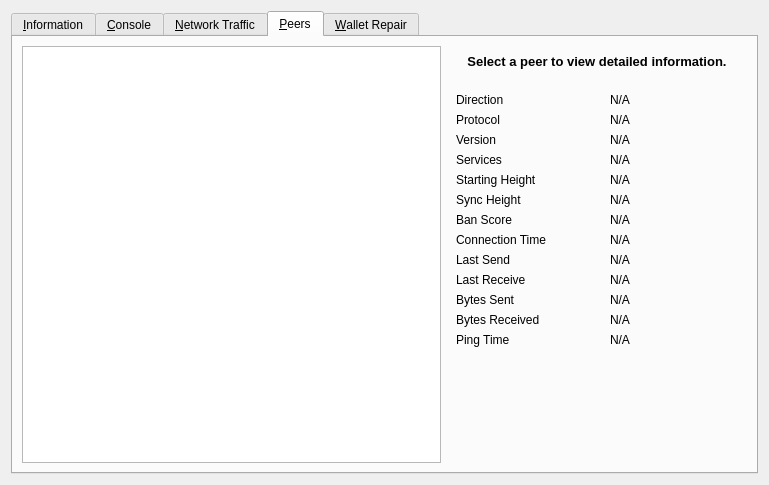
Qt form src/qt/forms/rpcconsole.ui (fivebalanceID/Fivebalance_V3) before a commit.
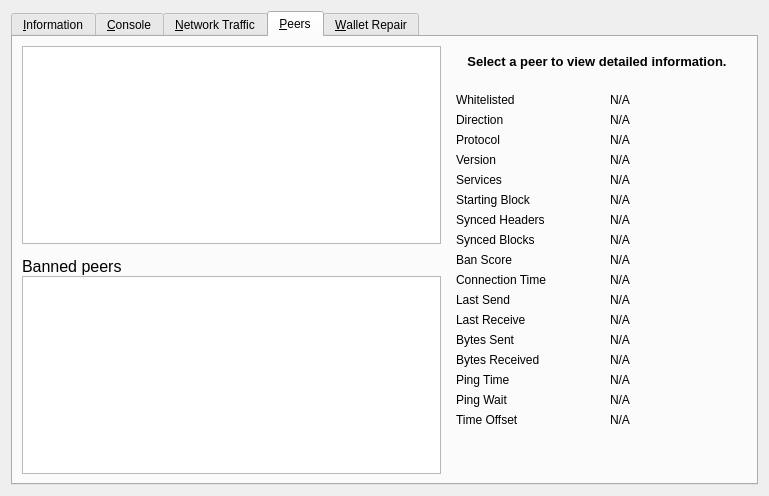
The same form after that commit. The open tabs and pages were chosen to show the change. Icons and pictures are not drawn. Custom widgets are drawn as their Qt base class.

```diff
--- a/src/qt/forms/rpcconsole.ui
+++ b/src/qt/forms/rpcconsole.ui
@@ -7,7 +7,7 @@
     <x>0</x>
     <y>0</y>
     <width>769</width>
-    <height>485</height>
+    <height>496</height>
    </rect>
   </property>
   <property name="windowTitle">
@@ -706,17 +706,85 @@
       </attribute>
       <layout class="QGridLayout" name="gridLayout_2">
        <item row="0" column="0" rowspan="2">
-        <widget class="QTableView" name="peerWidget">
-         <property name="horizontalScrollBarPolicy">
-          <enum>Qt::ScrollBarAsNeeded</enum>
+        <layout class="QVBoxLayout" name="verticalLayout_101">
+         <property name="spacing">
+          <number>0</number>
          </property>
-         <property name="sortingEnabled">
-          <bool>true</bool>
-         </property>
-         <attribute name="horizontalHeaderHighlightSections">
-          <bool>false</bool>
-         </attribute>
-        </widget>
+         <item>
+          <widget class="QTableView" name="peerWidget">
+           <property name="horizontalScrollBarPolicy">
+            <enum>Qt::ScrollBarAsNeeded</enum>
+           </property>
+           <property name="sortingEnabled">
+            <bool>true</bool>
+           </property>
+           <attribute name="horizontalHeaderHighlightSections">
+            <bool>false</bool>
+           </attribute>
+          </widget>
+         </item>
+         <item>
+          <widget class="QLabel" name="banHeading">
+           <property name="sizePolicy">
+            <sizepolicy hsizetype="Preferred" vsizetype="Minimum">
+             <horstretch>0</horstretch>
+             <verstretch>0</verstretch>
+            </sizepolicy>
+           </property>
+           <property name="minimumSize">
+            <size>
+             <width>300</width>
+             <height>32</height>
+            </size>
+           </property>
+           <property name="maximumSize">
+            <size>
+             <width>16777215</width>
+             <height>32</height>
+            </size>
+           </property>
+           <property name="font">
+            <font>
+             <pointsize>12</pointsize>
+            </font>
+           </property>
+           <property name="cursor">
+            <cursorShape>IBeamCursor</cursorShape>
+           </property>
+           <property name="text">
+            <string>Banned peers</string>
+           </property>
+           <property name="alignment">
+            <set>Qt::AlignBottom|Qt::AlignLeading|Qt::AlignLeft</set>
+           </property>
+           <property name="wordWrap">
+            <bool>true</bool>
+           </property>
+           <property name="textInteractionFlags">
+            <set>Qt::NoTextInteraction</set>
+           </property>
+          </widget>
+         </item>
+         <item>
+          <widget class="QTableView" name="banlistWidget">
+           <property name="sizePolicy">
+            <sizepolicy hsizetype="Expanding" vsizetype="Expanding">
+             <horstretch>0</horstretch>
+             <verstretch>0</verstretch>
+            </sizepolicy>
+           </property>
+           <property name="horizontalScrollBarPolicy">
+            <enum>Qt::ScrollBarAsNeeded</enum>
+           </property>
+           <property name="sortingEnabled">
+            <bool>true</bool>
+           </property>
+           <attribute name="horizontalHeaderHighlightSections">
+            <bool>false</bool>
+           </attribute>
+          </widget>
+         </item>
+        </layout>
        </item>
        <item row="0" column="1">
         <widget class="QLabel" name="peerHeading">
@@ -766,13 +834,36 @@
          </property>
          <layout class="QGridLayout" name="gridLayout_3">
           <item row="0" column="0">
+           <widget class="QLabel" name="label_30">
+            <property name="text">
+             <string>Whitelisted</string>
+            </property>
+           </widget>
+          </item>
+          <item row="0" column="2">
+           <widget class="QLabel" name="peerWhitelisted">
+            <property name="cursor">
+             <cursorShape>IBeamCursor</cursorShape>
+            </property>
+            <property name="text">
+             <string>N/A</string>
+            </property>
+            <property name="textFormat">
+             <enum>Qt::PlainText</enum>
+            </property>
+            <property name="textInteractionFlags">
+             <set>Qt::LinksAccessibleByMouse|Qt::TextSelectableByKeyboard|Qt::TextSelectableByMouse</set>
+            </property>
+           </widget>
+          </item>
+          <item row="1" column="0">
            <widget class="QLabel" name="label_23">
             <property name="text">
              <string>Direction</string>
             </property>
            </widget>
           </item>
-          <item row="0" column="2">
+          <item row="1" column="2">
            <widget class="QLabel" name="peerDirection">
             <property name="cursor">
              <cursorShape>IBeamCursor</cursorShape>
@@ -788,14 +879,14 @@
             </property>
            </widget>
           </item>
-          <item row="1" column="0">
+          <item row="2" column="0">
            <widget class="QLabel" name="label_21">
             <property name="text">
              <string>Protocol</string>
             </property>
            </widget>
           </item>
-          <item row="1" column="2">
+          <item row="2" column="2">
            <widget class="QLabel" name="peerVersion">
             <property name="cursor">
              <cursorShape>IBeamCursor</cursorShape>
@@ -811,14 +902,14 @@
             </property>
            </widget>
           </item>
-          <item row="2" column="0">
+          <item row="3" column="0">
            <widget class="QLabel" name="label_28">
             <property name="text">
              <string>Version</string>
             </property>
            </widget>
           </item>
-          <item row="2" column="2">
+          <item row="3" column="2">
            <widget class="QLabel" name="peerSubversion">
             <property name="cursor">
              <cursorShape>IBeamCursor</cursorShape>
@@ -834,14 +925,14 @@
             </property>
            </widget>
           </item>
-          <item row="3" column="0">
+          <item row="4" column="0">
            <widget class="QLabel" name="label_4">
             <property name="text">
              <string>Services</string>
             </property>
            </widget>
           </item>
-          <item row="3" column="2">
+          <item row="4" column="2">
            <widget class="QLabel" name="peerServices">
             <property name="cursor">
              <cursorShape>IBeamCursor</cursorShape>
@@ -860,7 +951,7 @@
           <item row="5" column="0">
            <widget class="QLabel" name="label_29">
             <property name="text">
-             <string>Starting Height</string>
+             <string>Starting Block</string>
             </property>
            </widget>
           </item>
@@ -883,7 +974,7 @@
           <item row="6" column="0">
            <widget class="QLabel" name="label_27">
             <property name="text">
-             <string>Sync Height</string>
+             <string>Synced Headers</string>
             </property>
            </widget>
           </item>
@@ -904,13 +995,36 @@
            </widget>
           </item>
           <item row="7" column="0">
+           <widget class="QLabel" name="label_25">
+            <property name="text">
+             <string>Synced Blocks</string>
+            </property>
+           </widget>
+          </item>
+          <item row="7" column="2">
+           <widget class="QLabel" name="peerCommonHeight">
+            <property name="cursor">
+             <cursorShape>IBeamCursor</cursorShape>
+            </property>
+            <property name="text">
+             <string>N/A</string>
+            </property>
+            <property name="textFormat">
+             <enum>Qt::PlainText</enum>
+            </property>
+            <property name="textInteractionFlags">
+             <set>Qt::LinksAccessibleByMouse|Qt::TextSelectableByKeyboard|Qt::TextSelectableByMouse</set>
+            </property>
+           </widget>
+          </item>
+          <item row="8" column="0">
            <widget class="QLabel" name="label_24">
             <property name="text">
              <string>Ban Score</string>
             </property>
            </widget>
           </item>
-          <item row="7" column="2">
+          <item row="8" column="2">
            <widget class="QLabel" name="peerBanScore">
             <property name="cursor">
              <cursorShape>IBeamCursor</cursorShape>
@@ -926,14 +1040,14 @@
             </property>
            </widget>
           </item>
-          <item row="8" column="0">
+          <item row="9" column="0">
            <widget class="QLabel" name="label_22">
             <property name="text">
              <string>Connection Time</string>
             </property>
            </widget>
           </item>
-          <item row="8" column="2">
+          <item row="9" column="2">
            <widget class="QLabel" name="peerConnTime">
             <property name="cursor">
              <cursorShape>IBeamCursor</cursorShape>
@@ -949,14 +1063,14 @@
             </property>
            </widget>
           </item>
-          <item row="9" column="0">
+          <item row="10" column="0">
            <widget class="QLabel" name="label_15">
             <property name="text">
              <string>Last Send</string>
             </property>
            </widget>
           </item>
-          <item row="9" column="2">
+          <item row="10" column="2">
            <widget class="QLabel" name="peerLastSend">
             <property name="cursor">
              <cursorShape>IBeamCursor</cursorShape>
@@ -972,14 +1086,14 @@
             </property>
            </widget>
           </item>
-          <item row="10" column="0">
+          <item row="11" column="0">
            <widget class="QLabel" name="label_19">
             <property name="text">
              <string>Last Receive</string>
             </property>
            </widget>
           </item>
-          <item row="10" column="2">
+          <item row="11" column="2">
            <widget class="QLabel" name="peerLastRecv">
             <property name="cursor">
              <cursorShape>IBeamCursor</cursorShape>
@@ -995,14 +1109,14 @@
             </property>
            </widget>
           </item>
-          <item row="11" column="0">
+          <item row="12" column="0">
            <widget class="QLabel" name="label_18">
             <property name="text">
              <string>Bytes Sent</string>
             </property>
            </widget>
           </item>
-          <item row="11" column="2">
+          <item row="12" column="2">
            <widget class="QLabel" name="peerBytesSent">
             <property name="cursor">
              <cursorShape>IBeamCursor</cursorShape>
@@ -1018,14 +1132,14 @@
             </property>
            </widget>
           </item>
-          <item row="12" column="0">
+          <item row="13" column="0">
            <widget class="QLabel" name="label_20">
             <property name="text">
              <string>Bytes Received</string>
             </property>
            </widget>
           </item>
-          <item row="12" column="2">
+          <item row="13" column="2">
            <widget class="QLabel" name="peerBytesRecv">
             <property name="cursor">
              <cursorShape>IBeamCursor</cursorShape>
@@ -1041,14 +1155,14 @@
             </property>
            </widget>
           </item>
-          <item row="13" column="0">
+          <item row="14" column="0">
            <widget class="QLabel" name="label_26">
             <property name="text">
              <string>Ping Time</string>
             </property>
            </widget>
           </item>
-          <item row="13" column="2">
+          <item row="14" column="2">
            <widget class="QLabel" name="peerPingTime">
             <property name="cursor">
              <cursorShape>IBeamCursor</cursorShape>
@@ -1064,7 +1178,56 @@
             </property>
            </widget>
           </item>
-          <item row="14" column="1">
+          <item row="15" column="0">
+           <widget class="QLabel" name="peerPingWaitLabel">
+            <property name="toolTip">
+             <string>The duration of a currently outstanding ping.</string>
+            </property>
+            <property name="text">
+             <string>Ping Wait</string>
+            </property>
+           </widget>
+          </item>
+          <item row="15" column="2">
+           <widget class="QLabel" name="peerPingWait">
+            <property name="cursor">
+             <cursorShape>IBeamCursor</cursorShape>
+            </property>
+            <property name="text">
+             <string>N/A</string>
+            </property>
+            <property name="textFormat">
+             <enum>Qt::PlainText</enum>
+            </property>
+            <property name="textInteractionFlags">
+             <set>Qt::LinksAccessibleByMouse|Qt::TextSelectableByKeyboard|Qt::TextSelectableByMouse</set>
+            </property>
+           </widget>
+          </item>
+          <item row="16" column="0">
+           <widget class="QLabel" name="label_timeoffset">
+            <property name="text">
+             <string>Time Offset</string>
+            </property>
+           </widget>
+          </item>
+          <item row="16" column="2">
+           <widget class="QLabel" name="timeoffset">
+            <property name="cursor">
+             <cursorShape>IBeamCursor</cursorShape>
+            </property>
+            <property name="text">
+             <string>N/A</string>
+            </property>
+            <property name="textFormat">
+             <enum>Qt::PlainText</enum>
+            </property>
+            <property name="textInteractionFlags">
+             <set>Qt::LinksAccessibleByMouse|Qt::TextSelectableByKeyboard|Qt::TextSelectableByMouse</set>
+            </property>
+           </widget>
+          </item>
+          <item row="17" column="1">
            <spacer name="verticalSpacer_3">
             <property name="orientation">
              <enum>Qt::Vertical</enum>
```
Left out of the diff: 258 changed lines with no effect on the pictures.
